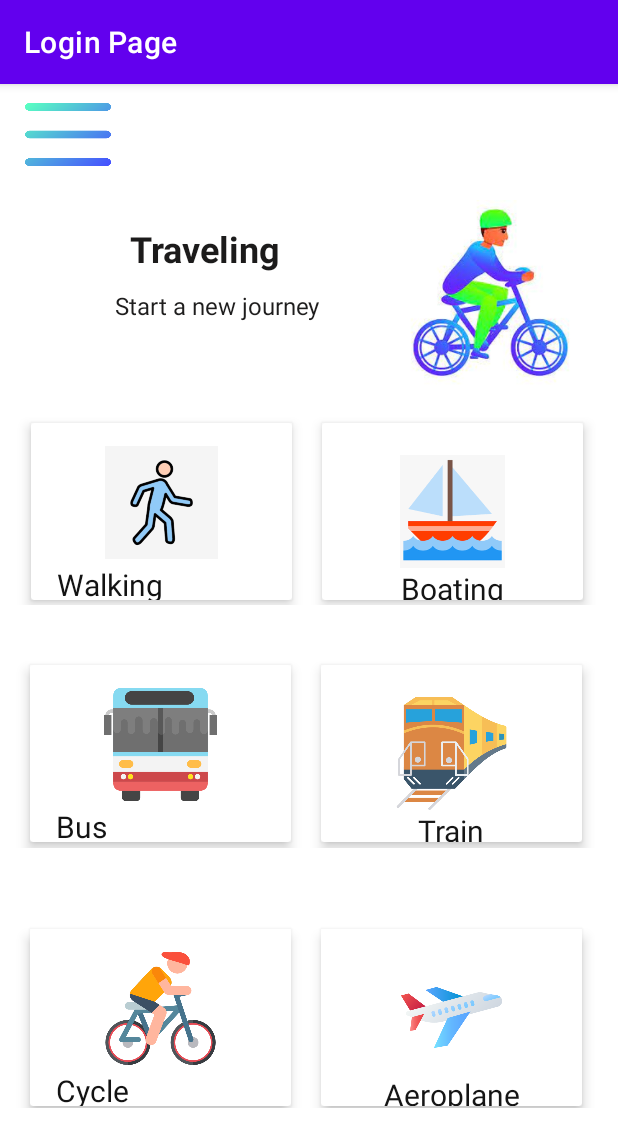
After one commit to umarmoeid/LoginPage, an Android app: the dashboard screen opened directly, with no data from a screen before it, on a phone screen of 412 x 824 dp. The commit adds this screen. Shown: the top 1147 px of the screen. Run offline under Robolectric (Android 15) with nearby library versions, the phone set to English and light mode, and no system bars.

Commit message:
dashboard commit

```diff
--- a/app/src/main/java/com/example/loginpage/MainActivity.java
+++ b/app/src/main/java/com/example/loginpage/MainActivity.java
@@ -17,7 +17,8 @@ public class MainActivity extends AppCompatActivity {
         setContentView(R.layout.activity_main);
 
         Button Done=findViewById(R.id.Button);
-        //TextView textView=  findViewById(R.id.editRegister);
+        //TextView textView=  findViewById(R.id.editR
+
 
         Intent i= new Intent(this,Register_Page.class);
         Done.setOnClickListener(new View.OnClickListener() {
--- a/app/src/main/java/com/example/loginpage/Register_Page.java
+++ b/app/src/main/java/com/example/loginpage/Register_Page.java
@@ -8,7 +8,6 @@ import android.view.View;
 import android.widget.Button;
 import android.widget.EditText;
 import android.widget.Toast;
-
 import com.google.firebase.database.DataSnapshot;
 import com.google.firebase.database.DatabaseError;
 import com.google.firebase.database.DatabaseReference;
@@ -40,6 +39,9 @@ public class Register_Page extends AppCompatActivity {
 
 
         Button btnRegister=findViewById(R.id.btnSignup);
+
+
+
 
         btnRegister.setOnClickListener(new View.OnClickListener() {
             @Override
@@ -82,6 +84,5 @@ myRef.addValueEventListener(new ValueEventListener() {
 Toast.makeText(getApplicationContext(),"Data not stored",Toast.LENGTH_SHORT).show();
     }
 });
-
     }
 }
--- /dev/null
+++ b/app/src/main/java/com/example/loginpage/dashboard.java
@@ -0,0 +1,14 @@
+package com.example.loginpage;
+
+import androidx.appcompat.app.AppCompatActivity;
+
+import android.os.Bundle;
+
+public class dashboard extends AppCompatActivity {
+
+    @Override
+    protected void onCreate(Bundle savedInstanceState) {
+        super.onCreate(savedInstanceState);
+        setContentView(R.layout.activity_dashboard);
+    }
+}
--- /dev/null
+++ b/app/src/main/res/layout/activity_dashboard.xml
@@ -0,0 +1,331 @@
+<?xml version="1.0" encoding="utf-8"?>
+<androidx.constraintlayout.widget.ConstraintLayout xmlns:android="http://schemas.android.com/apk/res/android"
+    xmlns:app="http://schemas.android.com/apk/res-auto"
+    xmlns:tools="http://schemas.android.com/tools"
+    android:layout_width="match_parent"
+    android:layout_height="match_parent"
+    android:layout_centerHorizontal="true"
+    tools:context=".dashboard">
+
+    <androidx.appcompat.widget.Toolbar
+        android:id="@+id/toolbar"
+        android:layout_width="411dp"
+        android:layout_height="57dp"
+        android:background="@color/white"
+        android:minHeight="?attr/actionBarSize"
+        android:theme="?attr/actionBarTheme"
+        app:layout_constraintEnd_toEndOf="parent"
+        app:layout_constraintStart_toStartOf="parent"
+        app:layout_constraintTop_toTopOf="parent" />
+
+    <ImageButton
+        android:id="@+id/imageButton3"
+        android:layout_width="57dp"
+        android:layout_height="47dp"
+        android:layout_marginTop="12dp"
+        android:layout_marginBottom="38dp"
+        android:background="@color/white"
+        android:scaleType="fitXY"
+        app:layout_constraintBottom_toBottomOf="@+id/toolbar"
+        app:layout_constraintEnd_toEndOf="parent"
+        app:layout_constraintHorizontal_bias="0.045"
+        app:layout_constraintStart_toStartOf="@+id/toolbar"
+        app:layout_constraintTop_toTopOf="parent"
+        app:layout_constraintVertical_bias="0.05"
+        app:srcCompat="@drawable/menu" />
+
+    <ImageView
+        android:id="@+id/imageView2"
+        android:layout_width="130dp"
+        android:layout_height="123dp"
+        android:layout_margin="20dp"
+        android:layout_marginTop="20dp"
+        android:layout_marginEnd="16dp"
+        app:layout_constraintEnd_toEndOf="parent"
+        app:layout_constraintTop_toBottomOf="@+id/toolbar"
+        app:srcCompat="@drawable/bike_icon2" />
+
+    <TextView
+        android:id="@+id/textView3"
+        android:layout_width="152dp"
+        android:layout_height="35dp"
+        android:layout_marginTop="36dp"
+        android:text="Traveling"
+        android:textAlignment="center"
+        android:textColor="#1C1B1B"
+        android:textSize="24sp"
+        android:textStyle="bold"
+        app:layout_constraintEnd_toStartOf="@+id/imageView2"
+        app:layout_constraintHorizontal_bias="0.548"
+        app:layout_constraintStart_toStartOf="parent"
+        app:layout_constraintTop_toBottomOf="@+id/toolbar" />
+
+    <TextView
+        android:id="@+id/textView4"
+        android:layout_width="193dp"
+        android:layout_height="37dp"
+        android:layout_marginTop="8dp"
+        android:text="Start a new journey"
+        android:textAlignment="center"
+        android:textColor="#1E1D1D"
+        android:textSize="16sp"
+        app:layout_constraintEnd_toStartOf="@+id/imageView2"
+        app:layout_constraintHorizontal_bias="0.698"
+        app:layout_constraintStart_toStartOf="parent"
+        app:layout_constraintTop_toBottomOf="@+id/textView3" />
+
+    <LinearLayout
+        android:id="@+id/linearLayout4"
+        android:layout_width="411dp"
+        android:layout_height="151dp"
+        android:layout_marginTop="5dp"
+        android:orientation="horizontal"
+        android:padding="10dp"
+        app:layout_constraintEnd_toEndOf="parent"
+        app:layout_constraintStart_toStartOf="parent"
+        app:layout_constraintTop_toBottomOf="@+id/imageView2">
+
+        <androidx.cardview.widget.CardView
+            android:layout_width="174dp"
+            android:layout_height="118dp"
+            android:layout_margin="10dp"
+            android:layout_marginLeft="10dp"
+            app:cardElevation="5dp">
+
+            <RelativeLayout
+                android:layout_width="match_parent"
+                android:layout_height="match_parent">
+
+                <ImageView
+                    android:id="@+id/imageView3"
+                    android:layout_width="75dp"
+                    android:layout_height="75dp"
+                    android:layout_centerHorizontal="true"
+                    android:layout_marginStart="15dp"
+                    android:layout_marginTop="15dp"
+                    android:layout_marginEnd="15dp"
+                    android:layout_marginBottom="15dp"
+                    android:background="@color/white"
+                    app:srcCompat="@drawable/walk" />
+
+                <TextView
+                    android:id="@+id/textView9"
+                    android:layout_width="138dp"
+                    android:layout_height="42dp"
+                    android:layout_below="@id/imageView3"
+                    android:layout_alignParentLeft="true"
+                    android:layout_marginLeft="17dp"
+                    android:layout_marginTop="-12dp"
+                    android:text="Walking"
+                    android:textColor="#131313"
+                    android:textSize="20sp"
+                    tools:textAlignment="center" />
+            </RelativeLayout>
+        </androidx.cardview.widget.CardView>
+
+        <androidx.cardview.widget.CardView
+            android:layout_width="174dp"
+            android:layout_height="118dp"
+            android:layout_margin="10dp"
+            android:layout_marginLeft="10dp"
+            app:cardElevation="5dp">
+
+            <RelativeLayout
+                android:layout_width="match_parent"
+                android:layout_height="match_parent">
+
+                <ImageView
+                    android:id="@+id/imageView7"
+                    android:layout_width="75dp"
+                    android:layout_height="75dp"
+                    android:layout_centerInParent="true"
+                    android:layout_marginTop="15dp"
+                    app:srcCompat="@drawable/boat" />
+
+                <TextView
+                    android:id="@+id/textView11"
+                    android:layout_width="wrap_content"
+                    android:layout_height="wrap_content"
+                    android:layout_below="@id/imageView7"
+                    android:layout_centerHorizontal="true"
+                    android:layout_marginLeft="17dp"
+                    android:text="Boating"
+                    android:textAlignment="center"
+                    android:textColor="#151515"
+                    android:textSize="20sp" />
+
+            </RelativeLayout>
+        </androidx.cardview.widget.CardView>
+    </LinearLayout>
+
+    <LinearLayout
+        android:id="@+id/linearLayout5"
+        android:layout_width="410dp"
+        android:layout_height="152dp"
+        android:layout_marginTop="10dp"
+        android:orientation="horizontal"
+        android:padding="10dp"
+        app:layout_constraintEnd_toEndOf="parent"
+        app:layout_constraintHorizontal_bias="0.0"
+        app:layout_constraintStart_toStartOf="parent"
+        app:layout_constraintTop_toBottomOf="@+id/linearLayout4">
+
+        <androidx.cardview.widget.CardView
+            android:layout_width="174dp"
+            android:layout_height="118dp"
+            android:layout_margin="10dp"
+            app:cardElevation="5dp">
+
+            <RelativeLayout
+                android:layout_width="match_parent"
+                android:layout_height="match_parent">
+
+                <ImageView
+                    android:id="@+id/imageView3"
+                    android:layout_width="75dp"
+                    android:layout_height="75dp"
+                    android:layout_centerHorizontal="true"
+                    android:layout_marginStart="15dp"
+                    android:layout_marginTop="15dp"
+                    android:layout_marginEnd="15dp"
+                    android:layout_marginBottom="15dp"
+                    android:background="@color/white"
+                    app:srcCompat="@drawable/bus" />
+
+                <TextView
+                    android:id="@+id/textView9"
+                    android:layout_width="138dp"
+                    android:layout_height="42dp"
+                    android:layout_below="@id/imageView3"
+                    android:layout_alignParentLeft="true"
+                    android:layout_marginLeft="17dp"
+                    android:layout_marginTop="-12dp"
+                    android:text="Bus"
+                    android:textColor="#131313"
+                    android:textSize="20sp"
+                    tools:textAlignment="center" />
+            </RelativeLayout>
+        </androidx.cardview.widget.CardView>
+
+        <androidx.cardview.widget.CardView
+            android:layout_width="174dp"
+            android:layout_height="118dp"
+            android:layout_margin="10dp"
+            app:cardElevation="5dp">
+
+            <RelativeLayout
+                android:layout_width="match_parent"
+                android:layout_height="match_parent">
+
+                <ImageView
+                    android:id="@+id/imageView7"
+                    android:layout_width="75dp"
+                    android:layout_height="75dp"
+                    android:layout_centerInParent="true"
+                    android:layout_marginTop="15dp"
+                    app:srcCompat="@drawable/rail" />
+
+                <TextView
+                    android:id="@+id/textView11"
+                    android:layout_width="wrap_content"
+                    android:layout_height="wrap_content"
+                    android:layout_below="@id/imageView7"
+                    android:layout_centerHorizontal="true"
+                    android:layout_marginLeft="17dp"
+                    android:text="Train"
+                    android:textAlignment="center"
+                    android:textColor="#151515"
+                    android:textSize="20sp" />
+
+            </RelativeLayout>
+        </androidx.cardview.widget.CardView>
+    </LinearLayout>
+
+    <LinearLayout
+        android:layout_width="410dp"
+        android:layout_height="149dp"
+        android:layout_marginTop="10dp"
+        android:layout_marginBottom="10dp"
+        android:orientation="horizontal"
+        android:padding="10dp"
+        app:layout_constraintBottom_toBottomOf="parent"
+        app:layout_constraintEnd_toEndOf="parent"
+        app:layout_constraintHorizontal_bias="0.0"
+        app:layout_constraintStart_toStartOf="parent"
+        app:layout_constraintTop_toBottomOf="@+id/linearLayout5"
+        app:layout_constraintVertical_bias="0.177">
+
+        <androidx.cardview.widget.CardView
+            android:layout_width="174dp"
+            android:layout_height="118dp"
+            android:layout_margin="10dp"
+            app:cardElevation="5dp">
+
+            <RelativeLayout
+                android:layout_width="match_parent"
+                android:layout_height="match_parent">
+
+                <ImageView
+                    android:id="@+id/imageView3"
+                    android:layout_width="75dp"
+                    android:layout_height="75dp"
+                    android:layout_alignParentTop="true"
+                    android:layout_centerHorizontal="true"
+                    android:layout_marginStart="15dp"
+                    android:layout_marginTop="15dp"
+                    android:layout_marginEnd="15dp"
+                    android:layout_marginBottom="15dp"
+                    android:background="@color/white"
+                    app:srcCompat="@drawable/cycling" />
+
+                <TextView
+                    android:id="@+id/textView9"
+                    android:layout_width="138dp"
+                    android:layout_height="42dp"
+                    android:layout_below="@id/imageView3"
+                    android:layout_alignParentLeft="true"
+                    android:layout_marginLeft="17dp"
+                    android:layout_marginTop="-12dp"
+                    android:text="Cycle"
+                    android:textColor="#131313"
+                    android:textSize="20sp"
+                    tools:textAlignment="center" />
+            </RelativeLayout>
+        </androidx.cardview.widget.CardView>
+
+        <androidx.cardview.widget.CardView
+            android:layout_width="174dp"
+            android:layout_height="118dp"
+            android:layout_margin="10dp"
+            app:cardElevation="5dp">
+
+            <RelativeLayout
+                android:layout_width="match_parent"
+                android:layout_height="match_parent">
+
+                <ImageView
+                    android:id="@+id/imageView7"
+                    android:layout_width="75dp"
+                    android:layout_height="75dp"
+                    android:layout_centerInParent="true"
+                    android:layout_marginTop="15dp"
+                    app:srcCompat="@drawable/flight" />
+
+                <TextView
+                    android:id="@+id/textView11"
+                    android:layout_width="wrap_content"
+                    android:layout_height="wrap_content"
+                    android:layout_below="@id/imageView7"
+                    android:layout_centerHorizontal="true"
+                    android:layout_marginLeft="17dp"
+                    android:text="Aeroplane"
+                    android:textAlignment="center"
+                    android:textColor="#151515"
+                    android:textSize="20sp" />
+
+            </RelativeLayout>
+        </androidx.cardview.widget.CardView>
+    </LinearLayout>
+
+
+</androidx.constraintlayout.widget.ConstraintLayout>
--- a/app/src/main/res/layout/activity_main.xml
+++ b/app/src/main/res/layout/activity_main.xml
@@ -110,7 +110,6 @@
         android:layout_width="wrap_content"
         android:layout_height="wrap_content"
         android:layout_marginStart="32dp"
-        android:layout_marginTop="16dp"
         android:layout_marginEnd="32dp"
         android:text="FORGOT PASSWORD?"
         android:textColor="#5000ca"
@@ -118,7 +117,7 @@
         android:textStyle="bold"
         app:layout_constraintEnd_toEndOf="parent"
         app:layout_constraintStart_toStartOf="parent"
-        app:layout_constraintTop_toBottomOf="@+id/Button" />
+        tools:layout_editor_absoluteY="532dp" />
 
     <TextView
         android:id="@+id/OR"
--- a/app/src/main/res/layout/activity_register_page.xml
+++ b/app/src/main/res/layout/activity_register_page.xml
@@ -124,4 +124,17 @@
         app:layout_constraintStart_toStartOf="parent"
         app:layout_constraintTop_toBottomOf="@+id/imageView4" />
 
+    <Button
+        android:id="@+id/btndashboard"
+        android:layout_width="wrap_content"
+        android:layout_height="wrap_content"
+        android:layout_marginBottom="42dp"
+        android:text="Dashboard"
+        app:layout_constraintBottom_toTopOf="@+id/wave_view"
+        app:layout_constraintEnd_toEndOf="parent"
+        app:layout_constraintHorizontal_bias="0.552"
+        app:layout_constraintStart_toEndOf="@+id/imageView4"
+        app:layout_constraintTop_toBottomOf="@+id/btnSignup"
+        app:layout_constraintVertical_bias="0.989" />
+
 </androidx.constraintlayout.widget.ConstraintLayout>
```
Also changed, not shown: app/src/main/AndroidManifest.xml (+7 -0 lines), app/src/main/res/drawable/bike_icon.png (added), app/src/main/res/drawable/bike_icon2.jpg (added), app/src/main/res/drawable/boat.png (added), app/src/main/res/drawable/bus.png (added), app/src/main/res/drawable/cycling.png (added), app/src/main/res/drawable/flight.png (added), app/src/main/res/drawable/menu.png (added), app/src/main/res/drawable/menue__icon.png (added), app/src/main/res/drawable/rail.png (added), app/src/main/res/drawable/walk.png (added).
